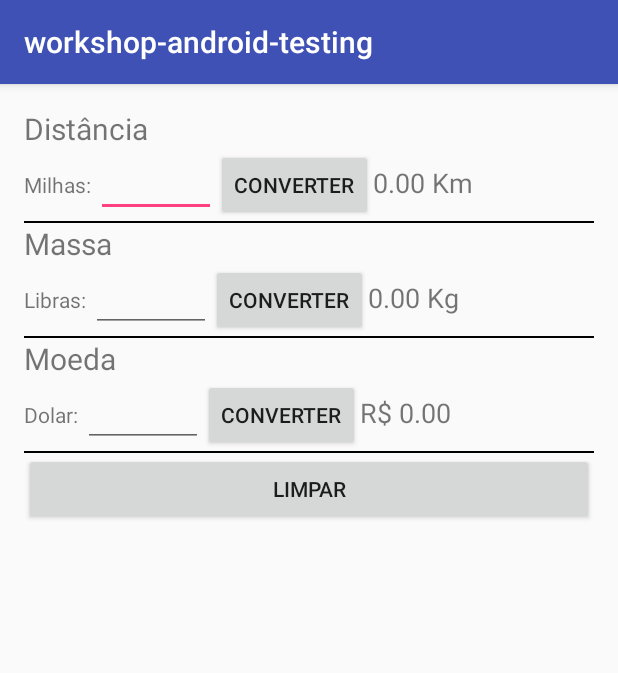
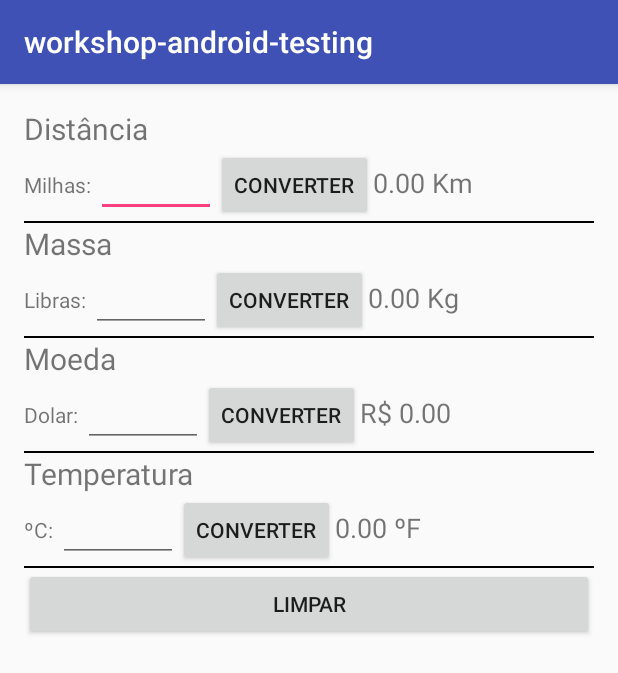
Before and after one commit to cezar-carneiro/workshop-android-testing, an Android app: the screen it shows after launch (MainActivity), on a phone screen of 412 x 824 dp. Shown: the top 673 px of the screen. Run offline under Robolectric (Android 15) with nearby library versions, the phone set to English and light mode, and no system bars.

Commit message:
Implementado conversão de temperatura e testes unitários / sistema pertinentes

```diff
--- a/app/src/main/java/workshop/com/br/example/MainActivity.java
+++ b/app/src/main/java/workshop/com/br/example/MainActivity.java
@@ -15,6 +15,7 @@ import workshop.com.br.example.api.ConversorApiException;
 import workshop.com.br.example.api.ConversorDistancia;
 import workshop.com.br.example.api.ConversorMassa;
 import workshop.com.br.example.api.ConversorMoeda;
+import workshop.com.br.example.api.ConversorTemperatura;
 import workshop.com.br.example.api.IConversor;
 
 public class MainActivity extends AppCompatActivity {
@@ -22,18 +23,22 @@ public class MainActivity extends AppCompatActivity {
     private IConversor conversorDistancia;
     private IConversor conversorMassa;
     private IConversor conversorMoeda;
+    private IConversor conversorTemperatura;
 
     private EditText milhasEditText;
     private EditText librasEditText;
     private EditText dolarEditText;
+    private EditText celsiusEditText;
 
     private Button milhasButton;
     private Button librasButton;
     private Button dolarButton;
+    private Button celsiusButton;
 
     private TextView quilometrosTextView;
     private TextView quilosTextView;
     private TextView realTextView;
+    private TextView fahrenheitTextView;
 
     private Button limparButton;
 
@@ -45,20 +50,24 @@ public class MainActivity extends AppCompatActivity {
         milhasEditText = (EditText) findViewById(R.id.milhasEditText);
         librasEditText = (EditText) findViewById(R.id.librasEditText);
         dolarEditText = (EditText) findViewById(R.id.dolarEditText);
+        celsiusEditText = (EditText) findViewById(R.id.celsiusEditText);
 
         milhasButton = (Button) findViewById(R.id.milhasButton);
         librasButton = (Button) findViewById(R.id.librasButton);
         dolarButton = (Button) findViewById(R.id.dolarButton);
+        celsiusButton = (Button) findViewById(R.id.celsiusButton);
 
         quilometrosTextView = (TextView) findViewById(R.id.quilometrosTextView);
         quilosTextView = (TextView) findViewById(R.id.quilosTextView);
         realTextView = (TextView) findViewById(R.id.realTextView);
+        fahrenheitTextView = (TextView) findViewById(R.id.fahrenheitTextView);
 
         limparButton = (Button) findViewById(R.id.limparButton);
 
         conversorDistancia = new ConversorDistancia();
         conversorMassa = new ConversorMassa();
         conversorMoeda = new ConversorMoeda();
+        conversorTemperatura = new ConversorTemperatura();
 
     }
 
@@ -66,10 +75,12 @@ public class MainActivity extends AppCompatActivity {
         milhasEditText.setText("");
         librasEditText.setText("");
         dolarEditText.setText("");
+        celsiusEditText.setText("");
 
         quilometrosTextView.setText("0.00 Km");
         quilosTextView.setText("0.00 Kg");
         realTextView.setText("R$ 0.00");
+        fahrenheitTextView.setText("0.00 ºF");
     }
 
     public void onMilhasButtonClick(View v){
@@ -115,6 +126,19 @@ public class MainActivity extends AppCompatActivity {
 
     }
 
+    public void onCelsiusButtonClick (View v){
+        try {
+            BigDecimal valorEmFahrenheit = conversorTemperatura.converter(new BigDecimal(celsiusEditText.getText().toString()));
+            fahrenheitTextView.setText(valorEmFahrenheit.setScale(2, BigDecimal.ROUND_HALF_DOWN).toString() + " ºF");
+        } catch (NumberFormatException e){
+            Log.e(null, null, e);
+            showAlertDialog();
+        } catch (ConversorApiException e) {
+            Log.e(null, null, e);
+            showAlertDialog();
+        }
+    }
+
     public void showAlertDialog(){
         AlertDialog.Builder builder = new AlertDialog.Builder(this);
         builder.setTitle("Erro");
--- a/app/src/main/res/layout/activity_main.xml
+++ b/app/src/main/res/layout/activity_main.xml
@@ -151,6 +151,52 @@
             android:layout_height="2px"
             android:background="#000">
         </View>
+        /*Temperatura */
+        <TextView
+            android:id="@+id/temperaturaTitleTextView"
+            android:layout_width="wrap_content"
+            android:layout_height="wrap_content"
+            android:textSize="20dp"
+            android:text="Temperatura" />
+
+        <LinearLayout
+            android:layout_width="match_parent"
+            android:layout_height="wrap_content"
+            android:orientation="horizontal">
+
+            <TextView
+                android:layout_width="wrap_content"
+                android:layout_height="wrap_content"
+                android:textSize="14dp"
+                android:text="ºC: " />
+
+            <EditText
+                android:id="@+id/celsiusEditText"
+                android:layout_width="120px"
+                android:layout_height="wrap_content"
+                android:inputType="numberDecimal|numberSigned"/>
+
+            <Button
+                android:id="@+id/celsiusButton"
+                android:layout_width="wrap_content"
+                android:layout_height="wrap_content"
+                android:text="Converter"
+                android:onClick="onCelsiusButtonClick"/>
+
+            <TextView
+                android:id="@+id/fahrenheitTextView"
+                android:layout_width="wrap_content"
+                android:layout_height="wrap_content"
+                android:textSize="18dp"
+                android:text="0.00 ºF" />
+
+        </LinearLayout>
+
+        <View
+            android:layout_width="match_parent"
+            android:layout_height="2px"
+            android:background="#000">
+        </View>
 
         <Button
             android:id="@+id/limparButton"
```
Also changed, not shown: app/src/main/java/workshop/com/br/example/api/ConversorTemperatura.java (added, +21 -0 lines), 2 other files.
